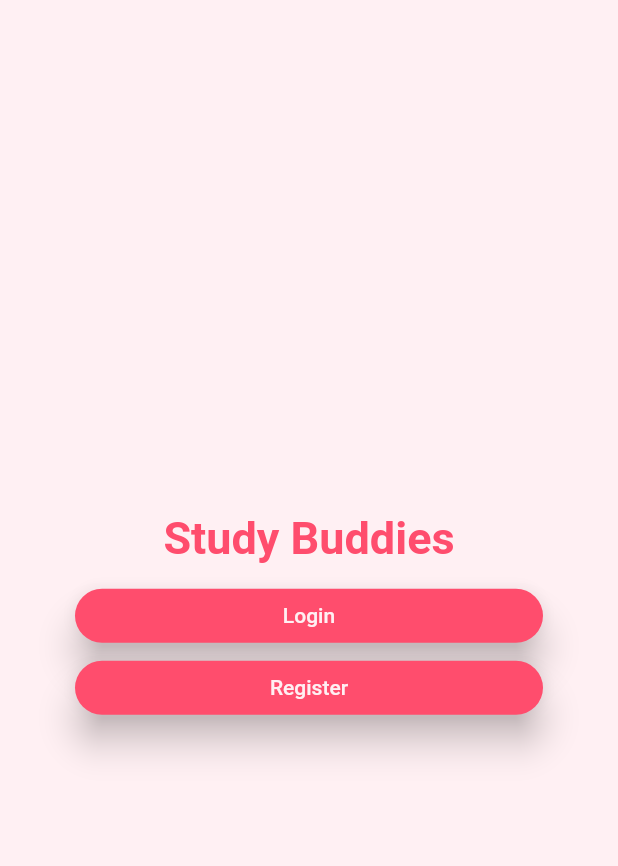
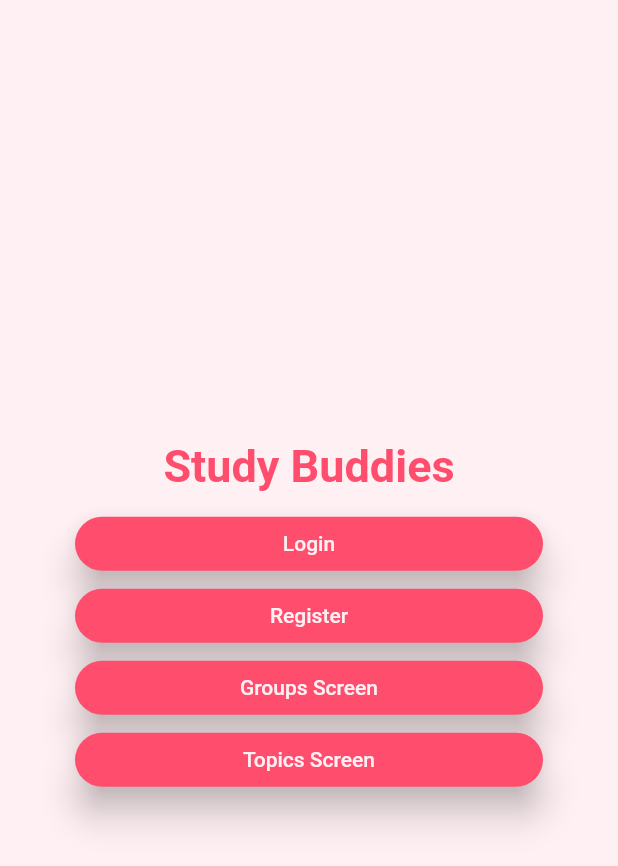
Before and after one commit to david-reti/study-buddies, a Flutter app: the screen it shows after launch, on a phone screen of 412 x 824 dp. Shown: the top 866 px of the screen. Run offline on Flutter 3.47's test engine with Material 2 defaults, Android fonts, the phone set to English and light mode, and no system bars.

Commit message:
added study topics

```diff
--- a/app/lib/Screens/homepage.dart
+++ b/app/lib/Screens/homepage.dart
@@ -1,4 +1,6 @@
+import 'package:app/Screens/groups.dart';
 import 'package:app/Screens/login.dart';
+import 'package:app/Screens/studytopic.dart';
 import 'package:flutter/material.dart';
 import 'package:app/Screens/register.dart';
 
@@ -75,6 +77,56 @@ class HomePage extends StatelessWidget {
                               style: TextStyle(color: textColor)))),
                 ],
               ),
+              Row(
+                children: [
+                  Expanded(
+                      child: ElevatedButton(
+                          style: ElevatedButton.styleFrom(
+                            primary: buttonColor,
+                            shape: RoundedRectangleBorder(
+                              borderRadius: BorderRadius.circular(25),
+                            ),
+                            elevation: 10,
+                          ),
+                          onPressed: () {
+                            Navigator.push(
+                              context,
+                              MaterialPageRoute(
+                                builder: (context) {
+                                  return GroupScreen();
+                                },
+                              ),
+                            );
+                          },
+                          child: Text("Groups Screen",
+                              style: TextStyle(color: textColor)))),
+                ],
+              ),
+              Row(
+                children: [
+                  Expanded(
+                      child: ElevatedButton(
+                          style: ElevatedButton.styleFrom(
+                            primary: buttonColor,
+                            shape: RoundedRectangleBorder(
+                              borderRadius: BorderRadius.circular(25),
+                            ),
+                            elevation: 10,
+                          ),
+                          onPressed: () {
+                            Navigator.push(
+                              context,
+                              MaterialPageRoute(
+                                builder: (context) {
+                                  return TopicScreen();
+                                },
+                              ),
+                            );
+                          },
+                          child: Text("Topics Screen",
+                              style: TextStyle(color: textColor)))),
+                ],
+              ),
             ]),
       ),
     ));
```
Also changed, not shown: app/lib/Screens/studytopic.dart (added, +198 -0 lines).
